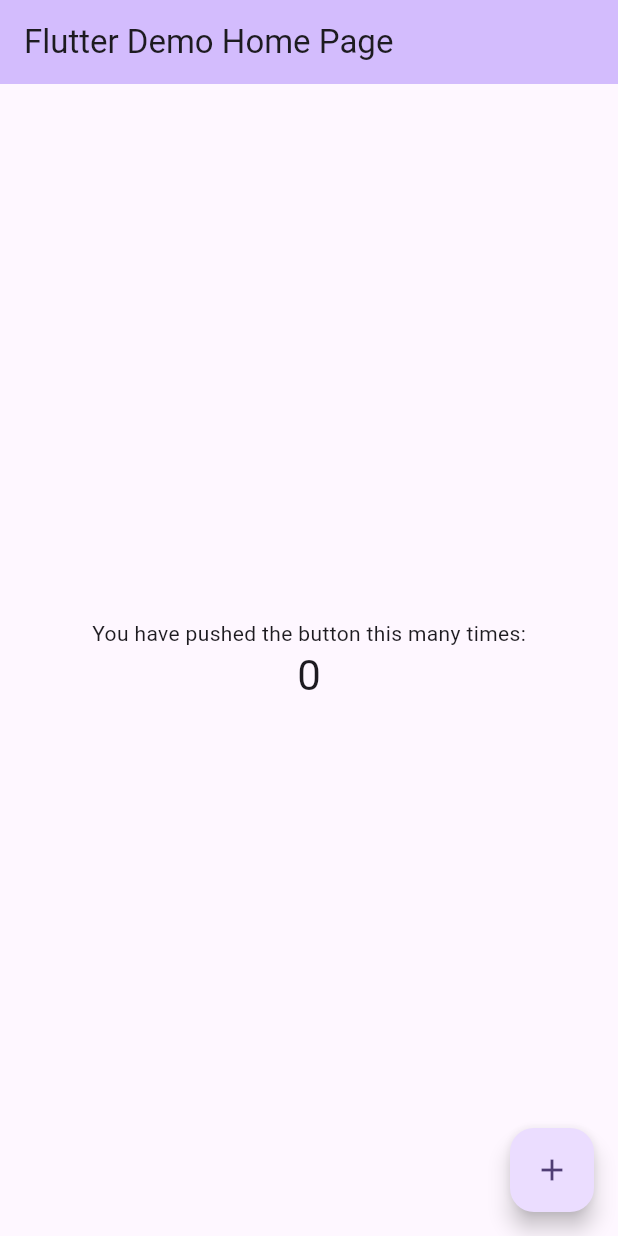
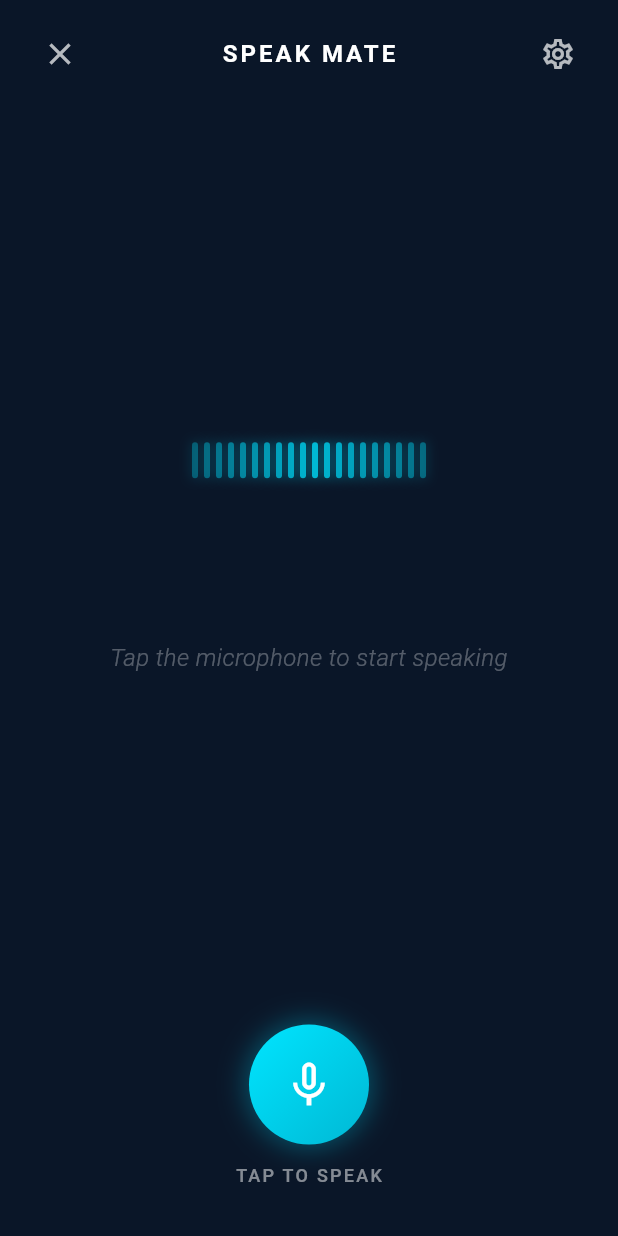
Before and after one commit to CevdetTufan/speak_mate_app, a Flutter app: the screen it shows after launch, on a phone screen of 412 x 824 dp. Run offline on Flutter 3.47's test engine with Material 3 defaults, Android fonts, the phone set to English and light mode, and no system bars; our stand-ins replace speech_to_text.

Commit message:
speak mate sayfası yapıldı.

```diff
--- /dev/null
+++ b/lib/app.dart
@@ -0,0 +1,24 @@
+import 'package:flutter/material.dart';
+import 'screens/speech_screen.dart';
+
+class SpeakMateApp extends StatelessWidget {
+  const SpeakMateApp({super.key});
+
+  @override
+  Widget build(BuildContext context) {
+    return MaterialApp(
+      title: 'SpeakMate',
+      debugShowCheckedModeBanner: false,
+      theme: ThemeData(
+        brightness: Brightness.dark,
+        scaffoldBackgroundColor: const Color(0xFF0A1628),
+        colorScheme: const ColorScheme.dark(
+          primary: Color(0xFF00B8D4),
+          surface: Color(0xFF0A1628),
+        ),
+        fontFamily: 'Roboto',
+      ),
+      home: const SpeechScreen(),
+    );
+  }
+}
--- a/lib/main.dart
+++ b/lib/main.dart
@@ -1,122 +1,7 @@
 import 'package:flutter/material.dart';
+import 'app.dart';
 
 void main() {
-  runApp(const MyApp());
+  WidgetsFlutterBinding.ensureInitialized();
+  runApp(const SpeakMateApp());
 }
-
-class MyApp extends StatelessWidget {
-  const MyApp({super.key});
-
-  // This widget is the root of your application.
-  @override
-  Widget build(BuildContext context) {
-    return MaterialApp(
-      title: 'Flutter Demo',
-      theme: ThemeData(
-        // This is the theme of your application.
-        //
-        // TRY THIS: Try running your application with "flutter run". You'll see
-        // the application has a purple toolbar. Then, without quitting the app,
-        // try changing the seedColor in the colorScheme below to Colors.green
-        // and then invoke "hot reload" (save your changes or press the "hot
-        // reload" button in a Flutter-supported IDE, or press "r" if you used
-        // the command line to start the app).
-        //
-        // Notice that the counter didn't reset back to zero; the application
-        // state is not lost during the reload. To reset the state, use hot
-        // restart instead.
-        //
-        // This works for code too, not just values: Most code changes can be
-        // tested with just a hot reload.
-        colorScheme: ColorScheme.fromSeed(seedColor: Colors.deepPurple),
-      ),
-      home: const MyHomePage(title: 'Flutter Demo Home Page'),
-    );
-  }
-}
-
-class MyHomePage extends StatefulWidget {
-  const MyHomePage({super.key, required this.title});
-
-  // This widget is the home page of your application. It is stateful, meaning
-  // that it has a State object (defined below) that contains fields that affect
-  // how it looks.
-
-  // This class is the configuration for the state. It holds the values (in this
-  // case the title) provided by the parent (in this case the App widget) and
-  // used by the build method of the State. Fields in a Widget subclass are
-  // always marked "final".
-
-  final String title;
-
-  @override
-  State<MyHomePage> createState() => _MyHomePageState();
-}
-
-class _MyHomePageState extends State<MyHomePage> {
-  int _counter = 0;
-
-  void _incrementCounter() {
-    setState(() {
-      // This call to setState tells the Flutter framework that something has
-      // changed in this State, which causes it to rerun the build method below
-      // so that the display can reflect the updated values. If we changed
-      // _counter without calling setState(), then the build method would not be
-      // called again, and so nothing would appear to happen.
-      _counter++;
-    });
-  }
-
-  @override
-  Widget build(BuildContext context) {
-    // This method is rerun every time setState is called, for instance as done
-    // by the _incrementCounter method above.
-    //
-    // The Flutter framework has been optimized to make rerunning build methods
-    // fast, so that you can just rebuild anything that needs updating rather
-    // than having to individually change instances of widgets.
-    return Scaffold(
-      appBar: AppBar(
-        // TRY THIS: Try changing the color here to a specific color (to
-        // Colors.amber, perhaps?) and trigger a hot reload to see the AppBar
-        // change color while the other colors stay the same.
-        backgroundColor: Theme.of(context).colorScheme.inversePrimary,
-        // Here we take the value from the MyHomePage object that was created by
-        // the App.build method, and use it to set our appbar title.
-        title: Text(widget.title),
-      ),
-      body: Center(
-        // Center is a layout widget. It takes a single child and positions it
-        // in the middle of the parent.
-        child: Column(
-          // Column is also a layout widget. It takes a list of children and
-          // arranges them vertically. By default, it sizes itself to fit its
-          // children horizontally, and tries to be as tall as its parent.
-          //
-          // Column has various properties to control how it sizes itself and
-          // how it positions its children. Here we use mainAxisAlignment to
-          // center the children vertically; the main axis here is the vertical
-          // axis because Columns are vertical (the cross axis would be
-          // horizontal).
-          //
-          // TRY THIS: Invoke "debug painting" (choose the "Toggle Debug Paint"
-          // action in the IDE, or press "p" in the console), to see the
-          // wireframe for each widget.
-          mainAxisAlignment: MainAxisAlignment.center,
-          children: <Widget>[
-            const Text('You have pushed the button this many times:'),
-            Text(
-              '$_counter',
-              style: Theme.of(context).textTheme.headlineMedium,
-            ),
-          ],
-        ),
-      ),
-      floatingActionButton: FloatingActionButton(
-        onPressed: _incrementCounter,
-        tooltip: 'Increment',
-        child: const Icon(Icons.add),
-      ), // This trailing comma makes auto-formatting nicer for build methods.
-    );
-  }
-}
--- /dev/null
+++ b/lib/screens/speech_screen.dart
@@ -0,0 +1,288 @@
+import 'package:flutter/material.dart';
+import 'package:speech_to_text/speech_to_text.dart' as stt;
+import '../widgets/sound_wave_animation.dart';
+
+class SpeechScreen extends StatefulWidget {
+  const SpeechScreen({super.key});
+
+  @override
+  State<SpeechScreen> createState() => _SpeechScreenState();
+}
+
+class _SpeechScreenState extends State<SpeechScreen>
+    with SingleTickerProviderStateMixin {
+  late stt.SpeechToText _speech;
+  bool _isListening = false;
+  bool _isInitialized = false;
+  String _recognizedText = '';
+  String _currentPartial = '';
+  late AnimationController _pulseController;
+  late Animation<double> _pulseAnimation;
+
+  @override
+  void initState() {
+    super.initState();
+    _speech = stt.SpeechToText();
+
+    _pulseController = AnimationController(
+      vsync: this,
+      duration: const Duration(milliseconds: 1500),
+    );
+    _pulseAnimation = Tween<double>(begin: 1.0, end: 1.15).animate(
+      CurvedAnimation(parent: _pulseController, curve: Curves.easeInOut),
+    );
+
+    _initSpeech();
+  }
+
+  Future<void> _initSpeech() async {
+    _isInitialized = await _speech.initialize(
+      onError: (error) {
+        setState(() {
+          _isListening = false;
+        });
+        _pulseController.stop();
+        _pulseController.reset();
+      },
+      onStatus: (status) {
+        if (status == 'notListening' || status == 'done') {
+          setState(() {
+            _isListening = false;
+          });
+          _pulseController.stop();
+          _pulseController.reset();
+        }
+      },
+    );
+    setState(() {});
+  }
+
+  void _startListening() async {
+    if (!_isInitialized) return;
+
+    setState(() {
+      _isListening = true;
+      _recognizedText = '';
+      _currentPartial = '';
+    });
+
+    _pulseController.repeat(reverse: true);
+
+    await _speech.listen(
+      onResult: (result) {
+        setState(() {
+          if (result.finalResult) {
+            _recognizedText = result.recognizedWords;
+            _currentPartial = '';
+          } else {
+            _currentPartial = result.recognizedWords;
+          }
+        });
+      },
+      localeId: 'en_US',
+      listenOptions: stt.SpeechListenOptions(
+        listenMode: stt.ListenMode.dictation,
+        cancelOnError: false,
+        partialResults: true,
+      ),
+    );
+  }
+
+  void _stopListening() async {
+    await _speech.stop();
+    _pulseController.stop();
+    _pulseController.reset();
+    setState(() {
+      _isListening = false;
+    });
+  }
+
+  void _toggleListening() {
+    if (_isListening) {
+      _stopListening();
+    } else {
+      _startListening();
+    }
+  }
+
+  @override
+  void dispose() {
+    _pulseController.dispose();
+    _speech.stop();
+    super.dispose();
+  }
+
+  String get _displayText {
+    if (_currentPartial.isNotEmpty) return _currentPartial;
+    if (_recognizedText.isNotEmpty) return _recognizedText;
+    return '';
+  }
+
+  @override
+  Widget build(BuildContext context) {
+    return Scaffold(
+      body: SafeArea(
+        child: Column(
+          children: [
+            // Üst bar
+            _buildTopBar(),
+
+            // Ana içerik
+            Expanded(
+              child: Column(
+                mainAxisAlignment: MainAxisAlignment.center,
+                children: [
+                  const Spacer(flex: 2),
+
+                  // Ses dalgası animasyonu
+                  SoundWaveAnimation(isAnimating: _isListening),
+
+                  const SizedBox(height: 40),
+
+                  // Tanınan metin
+                  _buildRecognizedText(),
+
+                  const Spacer(flex: 3),
+
+                  // Mikrofon butonu
+                  _buildMicButton(),
+
+                  const SizedBox(height: 12),
+
+                  // Alt yazı
+                  Text(
+                    _isListening ? 'TAP TO PAUSE' : 'TAP TO SPEAK',
+                    style: TextStyle(
+                      color: Colors.white.withValues(alpha: 0.5),
+                      fontSize: 12,
+                      fontWeight: FontWeight.w500,
+                      letterSpacing: 1.5,
+                    ),
+                  ),
+
+                  const SizedBox(height: 32),
+                ],
+              ),
+            ),
+          ],
+        ),
+      ),
+    );
+  }
+
+  Widget _buildTopBar() {
+    return Padding(
+      padding: const EdgeInsets.symmetric(horizontal: 16, vertical: 12),
+      child: Row(
+        children: [
+          // Kapat butonu
+          IconButton(
+            onPressed: () {
+              // İleride geri navigasyon eklenecek
+            },
+            icon: Icon(
+              Icons.close,
+              color: Colors.white.withValues(alpha: 0.7),
+              size: 24,
+            ),
+          ),
+
+          // Başlık
+          Expanded(
+            child: Column(
+              children: [
+                Text(
+                  _isListening ? 'AI IS LISTENING...' : 'SPEAK MATE',
+                  style: const TextStyle(
+                    color: Colors.white,
+                    fontSize: 16,
+                    fontWeight: FontWeight.w700,
+                    letterSpacing: 2,
+                  ),
+                ),
+              ],
+            ),
+          ),
+
+          // Ayarlar butonu
+          IconButton(
+            onPressed: () {
+              // İleride ayarlar ekranı eklenecek
+            },
+            icon: Icon(
+              Icons.settings_outlined,
+              color: Colors.white.withValues(alpha: 0.7),
+              size: 24,
+            ),
+          ),
+        ],
+      ),
+    );
+  }
+
+  Widget _buildRecognizedText() {
+    return Padding(
+      padding: const EdgeInsets.symmetric(horizontal: 40),
+      child: AnimatedSwitcher(
+        duration: const Duration(milliseconds: 200),
+        child: Text(
+          _displayText.isEmpty
+              ? (_isListening
+                    ? 'Listening...'
+                    : 'Tap the microphone to start speaking')
+              : '"$_displayText"',
+          key: ValueKey<String>(_displayText),
+          textAlign: TextAlign.center,
+          style: TextStyle(
+            color: _displayText.isEmpty
+                ? Colors.white.withValues(alpha: 0.3)
+                : Colors.white.withValues(alpha: 0.7),
+            fontSize: _displayText.isEmpty ? 16 : 20,
+            fontStyle: FontStyle.italic,
+            fontWeight: FontWeight.w300,
+            height: 1.5,
+          ),
+        ),
+      ),
+    );
+  }
+
+  Widget _buildMicButton() {
+    return GestureDetector(
+      onTap: _toggleListening,
+      child: AnimatedBuilder(
+        animation: _pulseAnimation,
+        builder: (context, child) {
+          final scale = _isListening ? _pulseAnimation.value : 1.0;
+          return Transform.scale(
+            scale: scale,
+            child: Container(
+              width: 80,
+              height: 80,
+              decoration: BoxDecoration(
+                shape: BoxShape.circle,
+                gradient: const LinearGradient(
+                  begin: Alignment.topLeft,
+                  end: Alignment.bottomRight,
+                  colors: [Color(0xFF00E5FF), Color(0xFF00B8D4)],
+                ),
+                boxShadow: [
+                  BoxShadow(
+                    color: const Color(0xFF00B8D4).withValues(alpha: 0.4),
+                    blurRadius: _isListening ? 30 : 15,
+                    spreadRadius: _isListening ? 5 : 2,
+                  ),
+                ],
+              ),
+              child: Icon(
+                _isListening ? Icons.mic : Icons.mic_none,
+                color: Colors.white,
+                size: 36,
+              ),
+            ),
+          );
+        },
+      ),
+    );
+  }
+}
--- /dev/null
+++ b/lib/widgets/sound_wave_animation.dart
@@ -0,0 +1,126 @@
+import 'dart:math';
+import 'package:flutter/material.dart';
+
+class SoundWaveAnimation extends StatefulWidget {
+  final bool isAnimating;
+
+  const SoundWaveAnimation({super.key, required this.isAnimating});
+
+  @override
+  State<SoundWaveAnimation> createState() => _SoundWaveAnimationState();
+}
+
+class _SoundWaveAnimationState extends State<SoundWaveAnimation>
+    with TickerProviderStateMixin {
+  late List<AnimationController> _controllers;
+  late List<Animation<double>> _animations;
+  final int _barCount = 20;
+  final Random _random = Random();
+
+  @override
+  void initState() {
+    super.initState();
+    _controllers = List.generate(_barCount, (index) {
+      return AnimationController(
+        vsync: this,
+        duration: Duration(milliseconds: 400 + _random.nextInt(600)),
+      );
+    });
+
+    _animations = _controllers.map((controller) {
+      return Tween<double>(
+        begin: 0.15,
+        end: 0.5 + _random.nextDouble() * 0.5,
+      ).animate(CurvedAnimation(parent: controller, curve: Curves.easeInOut));
+    }).toList();
+
+    if (widget.isAnimating) {
+      _startAnimations();
+    }
+  }
+
+  void _startAnimations() {
+    for (int i = 0; i < _controllers.length; i++) {
+      Future.delayed(Duration(milliseconds: i * 50), () {
+        if (mounted && widget.isAnimating) {
+          _controllers[i].repeat(reverse: true);
+        }
+      });
+    }
+  }
+
+  void _stopAnimations() {
+    for (var controller in _controllers) {
+      controller.stop();
+      controller.animateTo(
+        0.15,
+        duration: const Duration(milliseconds: 300),
+        curve: Curves.easeOut,
+      );
+    }
+  }
+
+  @override
+  void didUpdateWidget(SoundWaveAnimation oldWidget) {
+    super.didUpdateWidget(oldWidget);
+    if (widget.isAnimating && !oldWidget.isAnimating) {
+      _startAnimations();
+    } else if (!widget.isAnimating && oldWidget.isAnimating) {
+      _stopAnimations();
+    }
+  }
+
+  @override
+  void dispose() {
+    for (var controller in _controllers) {
+      controller.dispose();
+    }
+    super.dispose();
+  }
+
+  @override
+  Widget build(BuildContext context) {
+    return SizedBox(
+      height: 160,
+      width: 220,
+      child: Row(
+        mainAxisAlignment: MainAxisAlignment.center,
+        crossAxisAlignment: CrossAxisAlignment.center,
+        children: List.generate(_barCount, (index) {
+          return AnimatedBuilder(
+            animation: _animations[index],
+            builder: (context, child) {
+              final heightFraction = _animations[index].value;
+              final maxHeight = 160.0;
+              final barHeight = maxHeight * heightFraction;
+
+              // Gradient: ortadaki çubuklar daha parlak
+              final distFromCenter =
+                  (index - _barCount / 2).abs() / (_barCount / 2);
+              final opacity = 1.0 - (distFromCenter * 0.6);
+
+              return Container(
+                margin: const EdgeInsets.symmetric(horizontal: 2.0),
+                width: 4,
+                height: barHeight,
+                decoration: BoxDecoration(
+                  borderRadius: BorderRadius.circular(2),
+                  color: const Color(0xFF00B8D4).withValues(alpha: opacity),
+                  boxShadow: [
+                    BoxShadow(
+                      color: const Color(
+                        0xFF00B8D4,
+                      ).withValues(alpha: opacity * 0.4),
+                      blurRadius: 6,
+                      spreadRadius: 1,
+                    ),
+                  ],
+                ),
+              );
+            },
+          );
+        }),
+      ),
+    );
+  }
+}
--- a/pubspec.yaml
+++ b/pubspec.yaml
@@ -35,9 +35,13 @@ dependencies:
   # Use with the CupertinoIcons class for iOS style icons.
   cupertino_icons: ^1.0.8
 
+  # Ses tanıma için
+  speech_to_text: ^7.3.0
+
 dev_dependencies:
   flutter_test:
     sdk: flutter
+
 
   # The "flutter_lints" package below contains a set of recommended lints to
   # encourage good coding practices. The lint set provided by the package is
```
Also changed, not shown: pubspec.lock, 5 other files.
